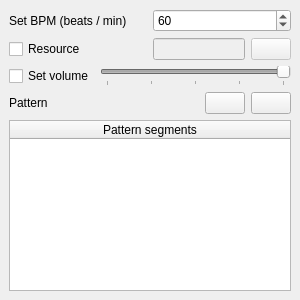
The window that src/Editor/SequenceEditor/TimelineSeqeunceInstructionWidgetStartPattern.ui (RemotelyChaotic/JOIPEngine) describes before a commit, drawn with Qt 5.
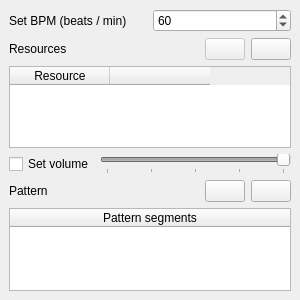
The same window after the commit. Custom widgets are drawn as their Qt base class.

Commit message: Enabled the metronome to use multiple sound files

```diff
--- a/src/Editor/SequenceEditor/TimelineSeqeunceInstructionWidgetStartPattern.ui
+++ b/src/Editor/SequenceEditor/TimelineSeqeunceInstructionWidgetStartPattern.ui
@@ -268,7 +268,7 @@
            </item>
            <item row="1" column="0" colspan="2">
             <widget class="QWidget" name="widget" native="true">
-             <layout class="QHBoxLayout" name="horizontalLayout_2">
+             <layout class="QGridLayout" name="gridLayout_5">
               <property name="leftMargin">
                <number>0</number>
               </property>
@@ -281,20 +281,21 @@
               <property name="bottomMargin">
                <number>0</number>
               </property>
-              <item>
-               <widget class="QCheckBox" name="pEnableResource">
-                <property name="sizePolicy">
-                 <sizepolicy hsizetype="Minimum" vsizetype="Fixed">
-                  <horstretch>1</horstretch>
-                  <verstretch>0</verstretch>
-                 </sizepolicy>
-                </property>
-                <property name="text">
-                 <string>Resource</string>
-                </property>
+              <item row="1" column="1">
+               <widget class="QTableWidget" name="pResourcesTableWidget">
+                <column>
+                 <property name="text">
+                  <string>Resource</string>
+                 </property>
+                </column>
+                <column>
+                 <property name="text">
+                  <string/>
+                 </property>
+                </column>
                </widget>
               </item>
-              <item>
+              <item row="0" column="1">
                <widget class="QWidget" name="widget_3" native="true">
                 <property name="sizePolicy">
                  <sizepolicy hsizetype="Preferred" vsizetype="Preferred">
@@ -316,14 +317,27 @@
                   <number>0</number>
                  </property>
                  <item>
-                  <widget class="QLineEdit" name="pResourceLineEdit">
-                   <property name="enabled">
-                    <bool>false</bool>
+                  <widget class="QLabel" name="label_3">
+                   <property name="text">
+                    <string>Resources</string>
                    </property>
                   </widget>
                  </item>
                  <item>
-                  <widget class="QPushButton" name="SearchButton">
+                  <spacer name="horizontalSpacer">
+                   <property name="orientation">
+                    <enum>Qt::Horizontal</enum>
+                   </property>
+                   <property name="sizeHint" stdset="0">
+                    <size>
+                     <width>40</width>
+                     <height>20</height>
+                    </size>
+                   </property>
+                  </spacer>
+                 </item>
+                 <item>
+                  <widget class="QPushButton" name="AddButton">
                    <property name="enabled">
                     <bool>false</bool>
                    </property>
@@ -338,6 +352,13 @@
                    </property>
                   </widget>
                  </item>
+                 <item>
+                  <widget class="QPushButton" name="RemoveButton">
+                   <property name="text">
+                    <string/>
+                   </property>
+                  </widget>
+                 </item>
                 </layout>
                </widget>
               </item>
```
Left out of the diff: 4 changed lines with no effect on the pictures. The commit also changes 22 other files.
